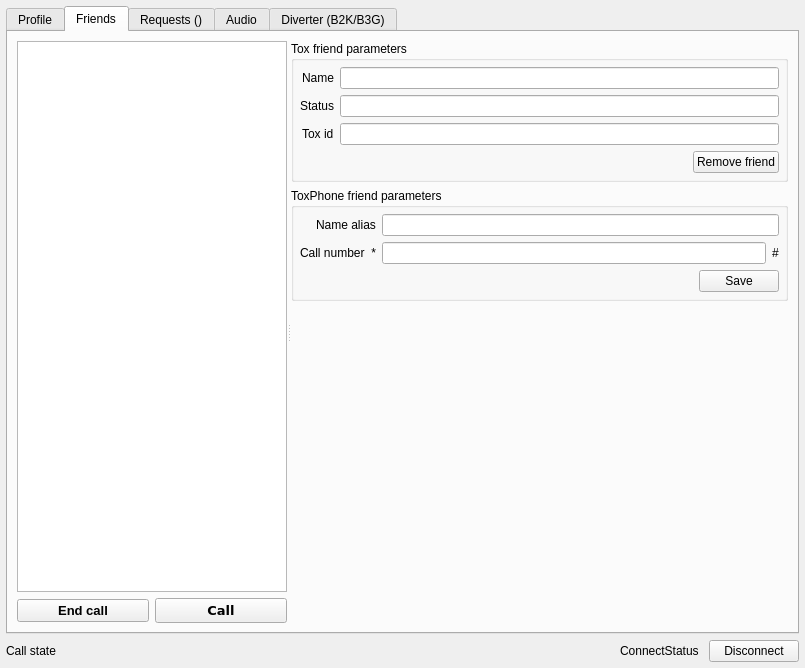
hkarel/ToxPhone, file src/toxphone_config/widgets/main_window.ui: the form before one commit.
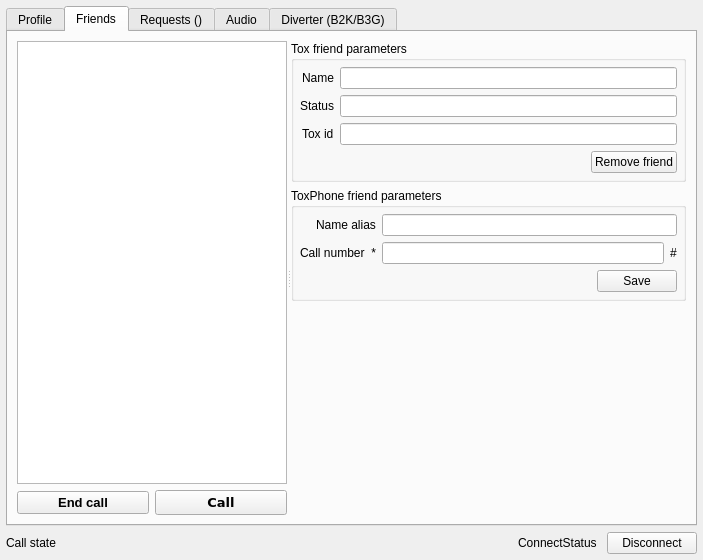
The form after the commit. The open tabs and pages were chosen to show the change.

Commit message: Рабочий коммит. Доработки в интерфейсе конфигуратора

Diff of the .ui file:
```diff
--- a/src/toxphone_config/widgets/main_window.ui
+++ b/src/toxphone_config/widgets/main_window.ui
@@ -6,8 +6,8 @@
    <rect>
     <x>0</x>
     <y>0</y>
-    <width>805</width>
-    <height>668</height>
+    <width>703</width>
+    <height>560</height>
    </rect>
   </property>
   <property name="minimumSize">
```
Left out of the diff: 4 changed lines with no effect on the pictures. The commit also changes 1 other file.
